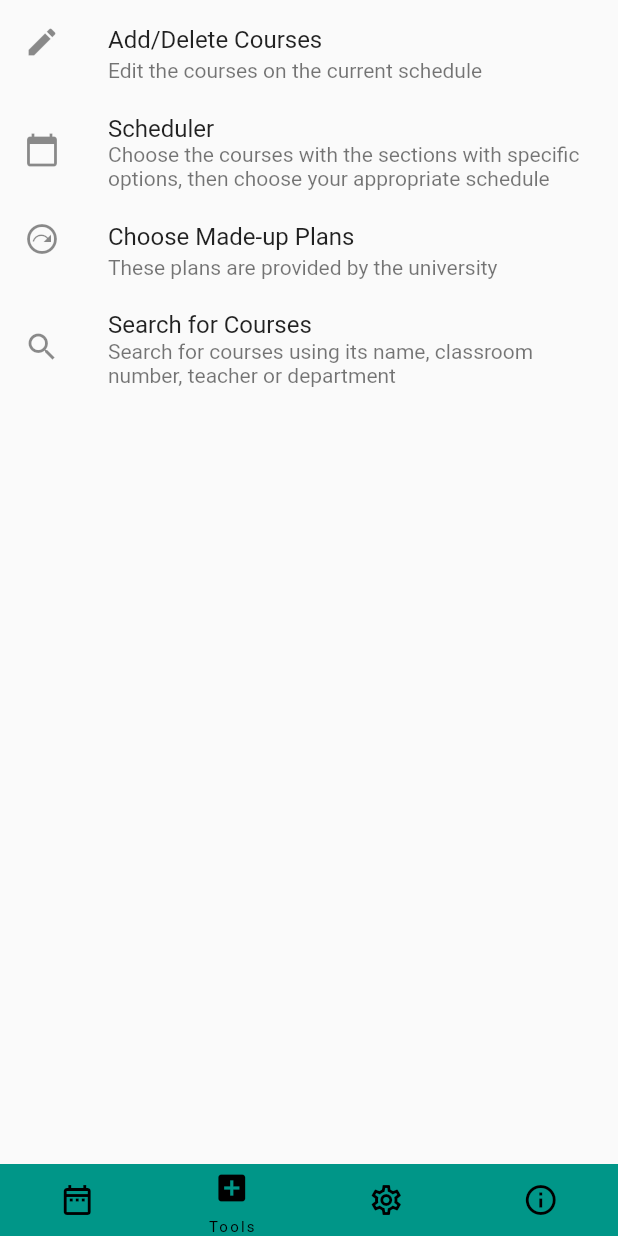
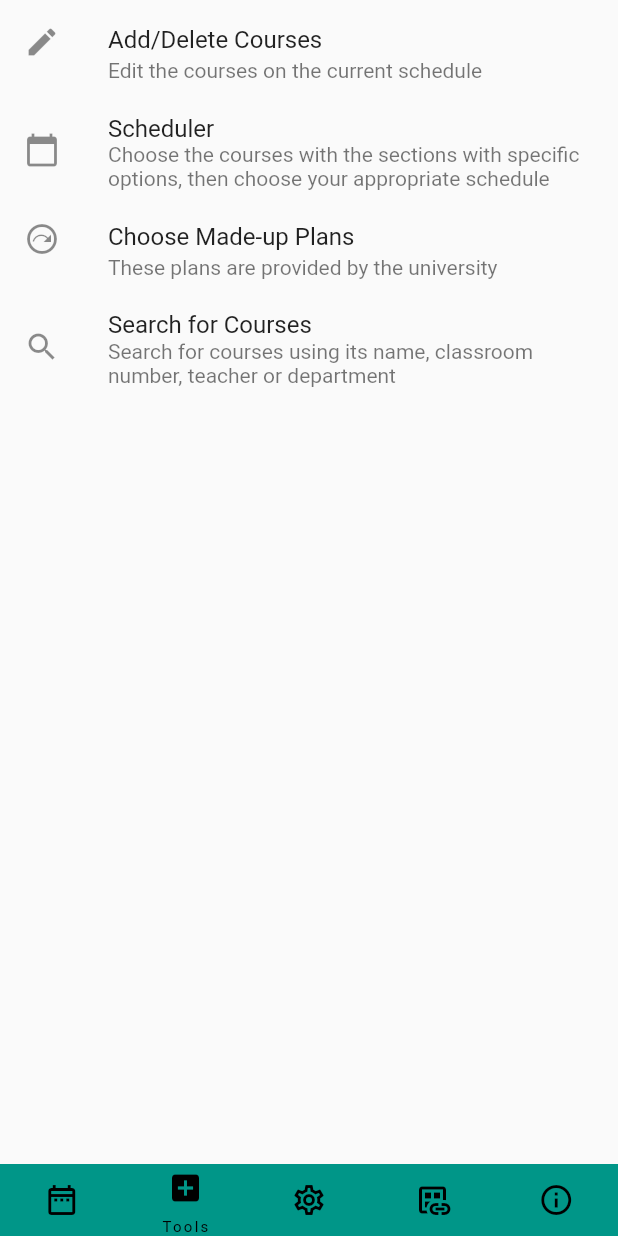
Before and after one commit to Hasan-Amkieh/ders_program_test, a Flutter app: the screen it shows after launch, item 2 of the bottom bar chosen, on a phone screen of 412 x 824 dp. Run offline on Flutter 3.47's test engine with Material 2 defaults, Android fonts, the phone set to English and light mode, and no system bars; our stand-ins replace flutter_spinkit, get_storage; missing offline and left inert: flutter_inappwebview.

Commit message:
fixed the schedule for landscape

```diff
--- a/lib/home.dart
+++ b/lib/home.dart
@@ -30,13 +30,20 @@ class HomeState extends State<Home> {
   int pageIndex = 0;
 
   TextStyle headerTxtStyle = TextStyle(color: Colors.white, fontWeight: FontWeight.bold);
-  double width = (window.physicalSize / window.devicePixelRatio).width, height = (window.physicalSize / window.devicePixelRatio).height;
+  late double width;
+  late double height;
 
   @override
   Widget build(BuildContext context) {
 
+    var isPortrait = MediaQuery.of(context).orientation == Orientation.portrait;
+
+    width = (window.physicalSize / window.devicePixelRatio).width;
+    height = (window.physicalSize / window.devicePixelRatio).height;
+
     double colWidth = (width) / 7; // 6 days and a col for the clock
     double rowHeight = (height * 1) / 11; // 10 for the lock and one for the empty box // 91 percent because of the horizontal borders
+
     Color headerColor = Colors.blue.shade700;
     Color emptyCellColor = Colors.white;
     Color horizontalBorderColor = Colors.blueGrey.shade200;
@@ -177,15 +184,28 @@ class HomeState extends State<Home> {
       ),
     ];
 
+    // NOTE: This is how I add courses:
+    coursesList.add(Positioned(child: TextButton(onPressed: () {}, child: Text("MATH152"), style: ButtonStyle(backgroundColor: MaterialStateProperty.all(Colors.red.shade800))), width: colWidth, height: rowHeight * 2, left: colWidth, top: rowHeight + 2 * (1 - 1)));
+    coursesList.add(Positioned(child: TextButton(onPressed: () {}, child: Text("PHYS102"), style: ButtonStyle(backgroundColor: MaterialStateProperty.all(Colors.orange.shade800))), width: colWidth, height: rowHeight,left: colWidth * 2, top: rowHeight * 3 + 2 * (3 - 1)));
+    coursesList.add(Positioned(child: TextButton(onPressed: () {}, child: Text("CMPE134"), style: ButtonStyle(backgroundColor: MaterialStateProperty.all(Colors.pink.shade800))), width: colWidth, height: rowHeight,left: colWidth * 3, top: rowHeight * 6 + 2 * (6 - 1)));
+
     Widget schedulePage = Stack(
         children: [
           SingleChildScrollView(
             child: Stack(
-              children: coursesList,
+              children: [
+                Stack(
+                  children: coursesList,
+                )
+              ],
+
+
             ),
           ),
-          Positioned(child: TextButton(onPressed: () {print("I am pressded");}, child: Text("Hallo!"),))
         ]);
+
+    // NOTE: This is how you add courses to the schedule:
+    ;
 
     Widget servicesPage = ListView(
       children: [
@@ -249,18 +269,29 @@ class HomeState extends State<Home> {
       ],
     );
 
+    Widget linksPage = ListView(
+      children: [
+        ListTile(
+          title: Text('Atacs'),
+          onTap: () async {
+            const url = 'https://atacs.atilim.edu.tr/Anasayfa/Student';
+            if (await canLaunch(url)) {
+              await launch(url);
+            } else {
+              throw 'Could not launch $url';
+            }
+          },
+        )
+      ],
+    );
+
     List<Widget> pages = [
       schedulePage,
       servicesPage,
       settingsPage,
+      linksPage,
       aboutPage,
     ];
-
-    // TEST:
-
-
-
-    // TEST;
 
     return Scaffold(
       body: SafeArea(
@@ -273,7 +304,7 @@ class HomeState extends State<Home> {
         child: NavigationBar(
           backgroundColor: Colors.teal,
           animationDuration: const Duration(seconds: 1),
-          height: height * 0.08,
+          height: isPortrait ? height * 0.08 : width * 0.08,
           labelBehavior: NavigationDestinationLabelBehavior.onlyShowSelected,
           selectedIndex: pageIndex,
           onDestinationSelected: (int newIndex) {
@@ -282,9 +313,10 @@ class HomeState extends State<Home> {
             });
           },
           destinations: [
-            NavigationDestination(icon: Icon(Icons.date_range_outlined), selectedIcon: Icon(Icons.date_range), label: 'My Schedule'),
+            NavigationDestination(icon: Icon(Icons.date_range_outlined), selectedIcon: Icon(Icons.date_range), label: 'Schedule'),
             NavigationDestination(icon: Icon(Icons.add_box_outlined), selectedIcon: Icon(Icons.add_box), label: 'Tools'),
             NavigationDestination(icon: Icon(Icons.settings_outlined), selectedIcon: Icon(Icons.settings), label: 'Settings'),
+            NavigationDestination(icon: Icon(Icons.dataset_linked_outlined), selectedIcon: Icon(Icons.link), label: 'Links'),
             NavigationDestination(icon: Icon(Icons.info_outlined), selectedIcon: Icon(Icons.info), label: 'About'),
           ],
         ),
--- a/lib/main.dart
+++ b/lib/main.dart
@@ -44,7 +44,7 @@ Future main() async {
   }*/
 
 
-  Main.toUpdate = false; // just for test purposes, remove it later
+  Main.toUpdate = false;// just for test purposes, remove it later
   ;
 
   //WidgetsFlutterBinding.ensureInitialized();
--- a/lib/webpage.dart
+++ b/lib/webpage.dart
@@ -24,7 +24,7 @@ class WebpageState extends State<Webpage> {
   @override
   void initState() {
 
-    WidgetsBinding.instance!.addPostFrameCallback((timeStamp) {
+    WidgetsBinding.instance.addPostFrameCallback((timeStamp) {
       Navigator.pushNamed(context, "/loadingupdate");
       ;
     });
@@ -309,7 +309,7 @@ class WebpageState extends State<Webpage> {
     } // end for each subject
 
     Main.semesters.elementAt(0).subjects = subjects;
-    //Main.semesters.elementAt(0).subjects.forEach((element) {print("${element.classCode} : $element");});
+    Main.semesters.elementAt(0).subjects.forEach((element) {print("${element.classCode} : $element");});
 
     state = 4;
 
```
Also changed, not shown: lib/classifier.dart (line endings or trailing spaces), pubspec.lock.
